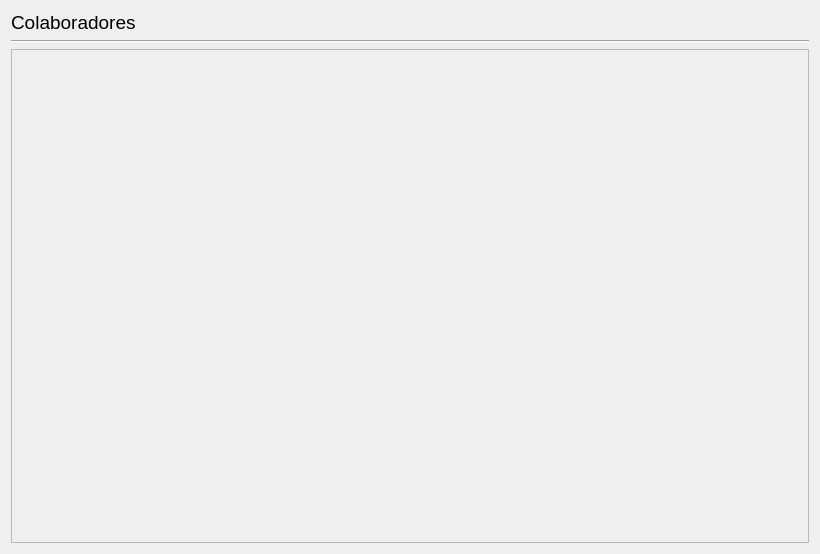
First picture: the form in view/colab.ui, repository Gusrrocha/Gerenciador-de-projetos, before the edit.
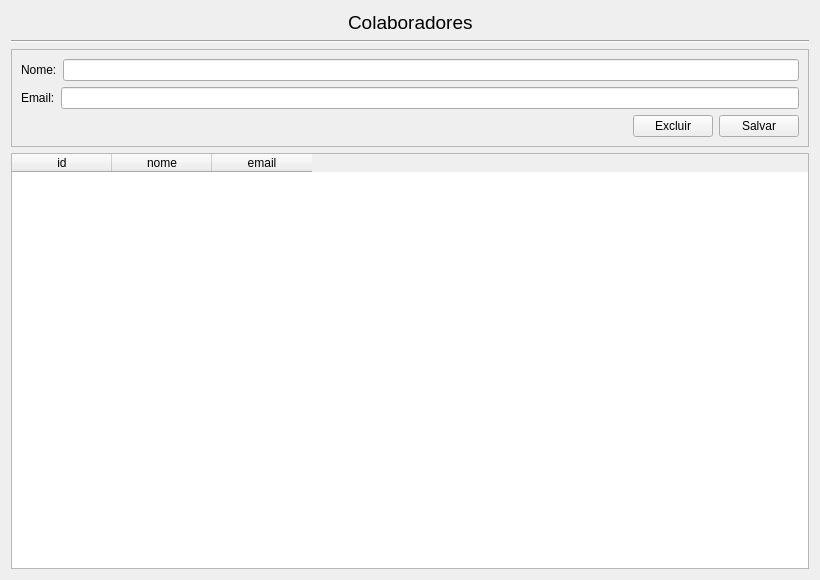
Second picture: the form after the edit.

```diff
--- a/view/colab.ui
+++ b/view/colab.ui
@@ -7,15 +7,28 @@
     <x>0</x>
     <y>0</y>
     <width>820</width>
-    <height>554</height>
+    <height>580</height>
    </rect>
   </property>
   <property name="windowTitle">
    <string>Form</string>
   </property>
-  <layout class="QVBoxLayout" name="verticalLayout_3">
+  <layout class="QVBoxLayout" name="verticalLayout_2">
    <item>
     <layout class="QHBoxLayout" name="horizontalLayout">
+     <item>
+      <spacer name="horizontalSpacer">
+       <property name="orientation">
+        <enum>Qt::Horizontal</enum>
+       </property>
+       <property name="sizeHint" stdset="0">
+        <size>
+         <width>10</width>
+         <height>20</height>
+        </size>
+       </property>
+      </spacer>
+     </item>
      <item>
       <widget class="QLabel" name="label">
        <property name="font">
@@ -30,7 +43,7 @@
       </widget>
      </item>
      <item>
-      <spacer name="horizontalSpacer">
+      <spacer name="horizontalSpacer_2">
        <property name="orientation">
         <enum>Qt::Horizontal</enum>
        </property>
@@ -52,37 +65,93 @@
     </widget>
    </item>
    <item>
-    <widget class="QScrollArea" name="scrollArea">
-     <property name="sizePolicy">
-      <sizepolicy hsizetype="Expanding" vsizetype="Expanding">
-       <horstretch>0</horstretch>
-       <verstretch>0</verstretch>
-      </sizepolicy>
+    <widget class="QFrame" name="frame">
+     <property name="frameShape">
+      <enum>QFrame::StyledPanel</enum>
      </property>
-     <property name="widgetResizable">
-      <bool>true</bool>
+     <property name="frameShadow">
+      <enum>QFrame::Raised</enum>
      </property>
-     <widget class="QWidget" name="scrollAreaWidgetContents">
-      <property name="geometry">
-       <rect>
-        <x>0</x>
-        <y>0</y>
-        <width>800</width>
-        <height>20</height>
-       </rect>
+     <layout class="QVBoxLayout" name="verticalLayout">
+      <item>
+       <layout class="QHBoxLayout" name="horizontalLayout_4">
+        <item>
+         <widget class="QLabel" name="label_2">
+          <property name="text">
+           <string>Nome:</string>
+          </property>
+         </widget>
+        </item>
+        <item>
+         <widget class="QLineEdit" name="nome"/>
+        </item>
+       </layout>
+      </item>
+      <item>
+       <layout class="QHBoxLayout" name="horizontalLayout_3">
+        <item>
+         <widget class="QLabel" name="label_3">
+          <property name="text">
+           <string>Email:</string>
+          </property>
+         </widget>
+        </item>
+        <item>
+         <widget class="QLineEdit" name="email"/>
+        </item>
+       </layout>
+      </item>
+      <item>
+       <layout class="QHBoxLayout" name="horizontalLayout_2">
+        <item>
+         <spacer name="horizontalSpacer_3">
+          <property name="orientation">
+           <enum>Qt::Horizontal</enum>
+          </property>
+          <property name="sizeHint" stdset="0">
+           <size>
+            <width>40</width>
+            <height>20</height>
+           </size>
+          </property>
+         </spacer>
+        </item>
+        <item>
+         <widget class="QPushButton" name="excluir_btn">
+          <property name="text">
+           <string>Excluir</string>
+          </property>
+         </widget>
+        </item>
+        <item>
+         <widget class="QPushButton" name="salvar_btn">
+          <property name="text">
+           <string>Salvar</string>
+          </property>
+         </widget>
+        </item>
+       </layout>
+      </item>
+     </layout>
+    </widget>
+   </item>
+   <item>
+    <widget class="QTableWidget" name="painel">
+     <column>
+      <property name="text">
+       <string>id</string>
       </property>
-      <property name="sizePolicy">
-       <sizepolicy hsizetype="Preferred" vsizetype="Fixed">
-        <horstretch>0</horstretch>
-        <verstretch>0</verstretch>
-       </sizepolicy>
+     </column>
+     <column>
+      <property name="text">
+       <string>nome</string>
       </property>
-      <layout class="QVBoxLayout" name="verticalLayout_2">
-       <item>
-        <layout class="QVBoxLayout" name="painel_colab"/>
-       </item>
-      </layout>
-     </widget>
+     </column>
+     <column>
+      <property name="text">
+       <string>email</string>
+      </property>
+     </column>
     </widget>
    </item>
   </layout>
```
